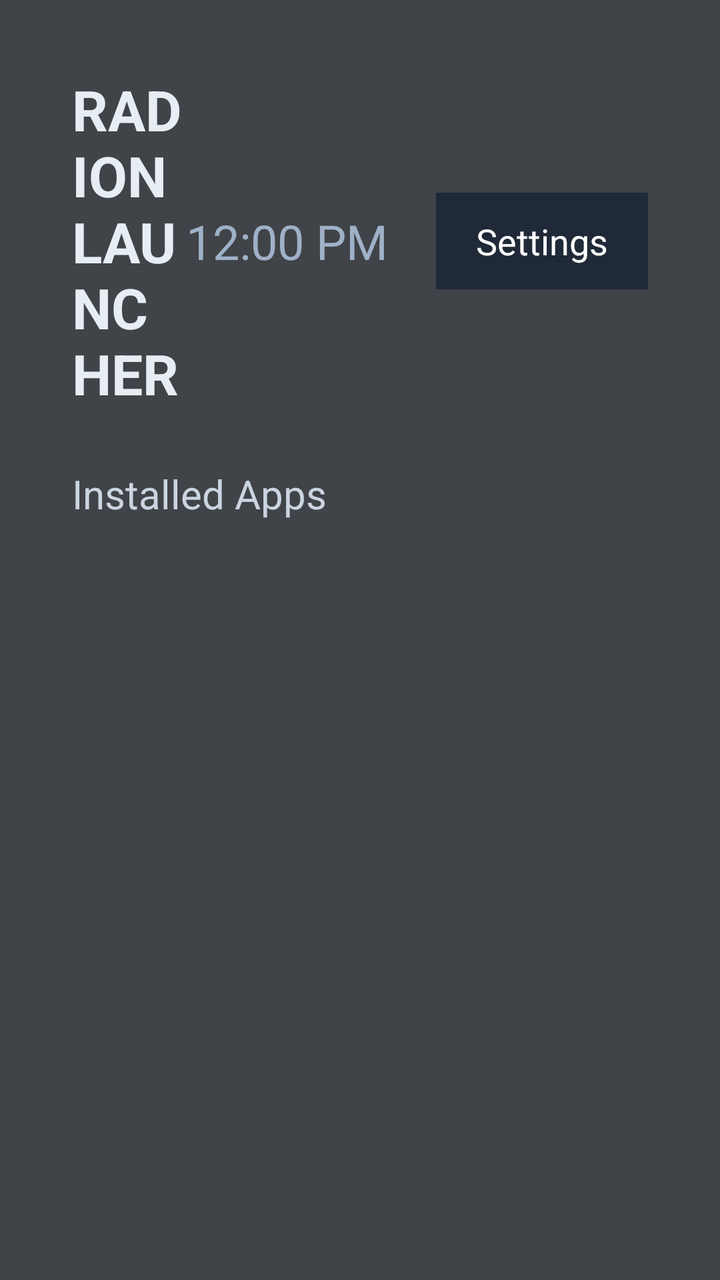
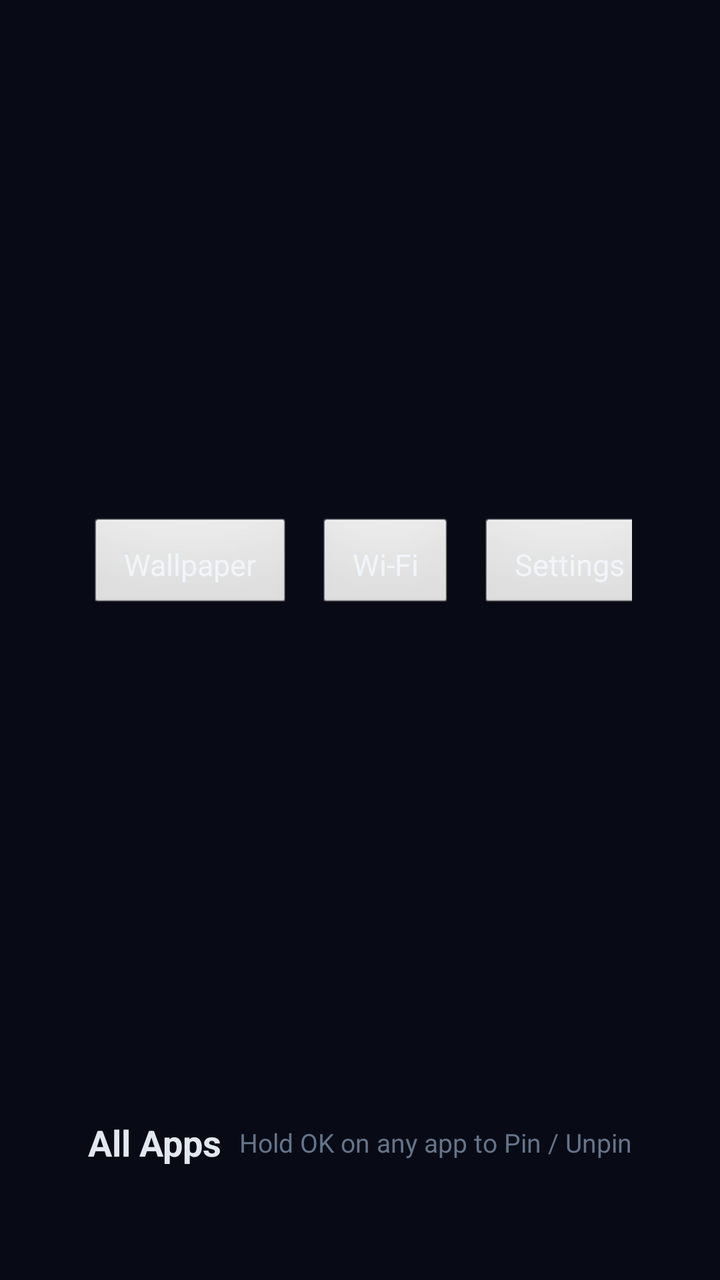

The first picture is an Android layout as it rendered before a commit; the second is the same layout after the commit. The layout source and the unified diff follow.
<!-- AndroidManifest.xml: application theme android:Theme.NoTitleBar.Fullscreen -->
<!-- res/layout/activity_main.xml -->
<?xml version="1.0" encoding="utf-8"?>
<FrameLayout xmlns:android="http://schemas.android.com/apk/res/android"
    android:layout_width="match_parent"
    android:layout_height="match_parent"
    android:background="#0D1117">

    <VideoView
        android:id="@+id/wallpaperVideoView"
        android:layout_width="match_parent"
        android:layout_height="match_parent" />

    <View
        android:layout_width="match_parent"
        android:layout_height="match_parent"
        android:background="#880B0F17" />

    <LinearLayout
        android:layout_width="match_parent"
        android:layout_height="match_parent"
        android:orientation="vertical"
        android:padding="36dp">

        <LinearLayout
            android:layout_width="match_parent"
            android:layout_height="wrap_content"
            android:gravity="center_vertical"
            android:orientation="horizontal">

            <TextView
                android:id="@+id/brandTitle"
                android:layout_width="0dp"
                android:layout_height="wrap_content"
                android:layout_weight="1"
                android:text="RADION LAUNCHER"
                android:textColor="#E6EDF3"
                android:textSize="28sp"
                android:textStyle="bold" />

            <TextView
                android:id="@+id/clockText"
                android:layout_width="wrap_content"
                android:layout_height="wrap_content"
                android:layout_marginEnd="24dp"
                android:text="12:00 PM"
                android:textColor="#9FB1C7"
                android:textSize="24sp" />

            <Button
                android:id="@+id/settingsButton"
                android:layout_width="wrap_content"
                android:layout_height="wrap_content"
                android:background="#1F2937"
                android:focusable="true"
                android:focusableInTouchMode="true"
                android:paddingHorizontal="20dp"
                android:paddingVertical="12dp"
                android:text="Settings"
                android:textColor="#FFFFFF"
                android:textSize="18sp" />
        </LinearLayout>

        <TextView
            android:layout_width="wrap_content"
            android:layout_height="wrap_content"
            android:layout_marginTop="28dp"
            android:layout_marginBottom="14dp"
            android:text="Installed Apps"
            android:textColor="#CBD5E1"
            android:textSize="20sp" />

        <HorizontalScrollView
            android:layout_width="match_parent"
            android:layout_height="wrap_content"
            android:focusable="false"
            android:scrollbars="none">

            <LinearLayout
                android:id="@+id/appsRowContainer"
                android:layout_width="wrap_content"
                android:layout_height="wrap_content"
                android:orientation="horizontal" />
        </HorizontalScrollView>

    </LinearLayout>
</FrameLayout>
<!-- resources referenced by this layout -->
<resources>

</resources>

<!-- the commit's change to res/layout/activity_main.xml (unified diff, before → after) -->
@@ -1,85 +1,227 @@
 <?xml version="1.0" encoding="utf-8"?>
 <FrameLayout xmlns:android="http://schemas.android.com/apk/res/android"
+    android:id="@+id/rootContainer"
     android:layout_width="match_parent"
     android:layout_height="match_parent"
-    android:background="#0D1117">
-
+    android:background="#090D16">
+
+    
+    <ImageView
+        android:id="@+id/wallpaperImageView"
+        android:layout_width="match_parent"
+        android:layout_height="match_parent"
+        android:scaleType="centerCrop"
+        android:visibility="gone" />
+
+    
     <VideoView
         android:id="@+id/wallpaperVideoView"
         android:layout_width="match_parent"
-        android:layout_height="match_parent" />
-
+        android:layout_height="match_parent"
+        android:visibility="gone" />
+
+    
     <View
-        android:layout_width="match_parent"
-        android:layout_height="match_parent"
-        android:background="#880B0F17" />
-
-    <LinearLayout
-        android:layout_width="match_parent"
-        android:layout_height="match_parent"
-        android:orientation="vertical"
-        android:padding="36dp">
+        android:id="@+id/scrimOverlay"
+        android:layout_width="match_parent"
+        android:layout_height="match_parent"
+        android:background="#99070B14" />
+
+    <ScrollView
+        android:layout_width="match_parent"
+        android:layout_height="match_parent"
+        android:fillViewport="true"
+        android:scrollbars="none">
 
         <LinearLayout
             android:layout_width="match_parent"
             android:layout_height="wrap_content"
-            android:gravity="center_vertical"
-            android:orientation="horizontal">
-
-            <TextView
-                android:id="@+id/brandTitle"
-                android:layout_width="0dp"
-                android:layout_height="wrap_content"
-                android:layout_weight="1"
-                android:text="RADION LAUNCHER"
-                android:textColor="#E6EDF3"
-                android:textSize="28sp"
-                android:textStyle="bold" />
-
-            <TextView
-                android:id="@+id/clockText"
-                android:layout_width="wrap_content"
-                android:layout_height="wrap_content"
-                android:layout_marginEnd="24dp"
-                android:text="12:00 PM"
-                android:textColor="#9FB1C7"
-                android:textSize="24sp" />
-
-            <Button
-                android:id="@+id/settingsButton"
-                android:layout_width="wrap_content"
-                android:layout_height="wrap_content"
-                android:background="#1F2937"
-                android:focusable="true"
-                android:focusableInTouchMode="true"
-                android:paddingHorizontal="20dp"
-                android:paddingVertical="12dp"
-                android:text="Settings"
-                android:textColor="#FFFFFF"
-                android:textSize="18sp" />
+            android:orientation="vertical"
+            android:paddingHorizontal="44dp"
+            android:paddingTop="32dp"
+            android:paddingBottom="36dp">
+
+            
+            <LinearLayout
+                android:layout_width="match_parent"
+                android:layout_height="wrap_content"
+                android:gravity="center_vertical"
+                android:orientation="horizontal">
+
+                <LinearLayout
+                    android:layout_width="0dp"
+                    android:layout_height="wrap_content"
+                    android:layout_weight="1"
+                    android:orientation="vertical">
+
+                    <TextView
+                        android:id="@+id/brandTitle"
+                        android:layout_width="wrap_content"
+                        android:layout_height="wrap_content"
+                        android:letterSpacing="0.08"
+                        android:text="RADION"
+                        android:textColor="#38BDF8"
+                        android:textSize="14sp"
+                        android:textStyle="bold" />
+
+                    <TextView
+                        android:id="@+id/greetingText"
+                        android:layout_width="wrap_content"
+                        android:layout_height="wrap_content"
+                        android:text="Good Evening"
+                        android:textColor="#F8FAFC"
+                        android:textSize="28sp"
+                        android:textStyle="bold" />
+                </LinearLayout>
+
+                
+                <Button
+                    android:id="@+id/wallpaperButton"
+                    android:layout_width="wrap_content"
+                    android:layout_height="wrap_content"
+                    android:layout_marginEnd="12dp"
+                    android:focusable="true"
+                    android:focusableInTouchMode="true"
+                    android:paddingHorizontal="18dp"
+                    android:paddingVertical="10dp"
+                    android:text="Wallpaper"
+                    android:textAllCaps="false"
+                    android:textColor="#F1F5F9"
+                    android:textSize="15sp" />
+
+                <Button
+                    android:id="@+id/wifiButton"
+                    android:layout_width="wrap_content"
+                    android:layout_height="wrap_content"
+                    android:layout_marginEnd="12dp"
+                    android:focusable="true"
+                    android:focusableInTouchMode="true"
+                    android:paddingHorizontal="18dp"
+                    android:paddingVertical="10dp"
+                    android:text="Wi-Fi"
+                    android:textAllCaps="false"
+                    android:textColor="#F1F5F9"
+                    android:textSize="15sp" />
+
+                <Button
+                    android:id="@+id/settingsButton"
+                    android:layout_width="wrap_content"
+                    android:layout_height="wrap_content"
+                    android:layout_marginEnd="28dp"
+                    android:focusable="true"
+                    android:focusableInTouchMode="true"
+                    android:paddingHorizontal="18dp"
+                    android:paddingVertical="10dp"
+                    android:text="Settings"
+                    android:textAllCaps="false"
+                    android:textColor="#F1F5F9"
+                    android:textSize="15sp" />
+
+                
+                <LinearLayout
+                    android:layout_width="wrap_content"
+                    android:layout_height="wrap_content"
+                    android:gravity="end"
+                    android:orientation="vertical">
+
+                    <TextView
+                        android:id="@+id/clockText"
+                        android:layout_width="wrap_content"
+                        android:layout_height="wrap_content"
+                        android:text="08:40 PM"
+                        android:textColor="#FFFFFF"
+                        android:textSize="28sp"
+                        android:textStyle="bold" />
+
+                    <TextView
+                        android:id="@+id/dateText"
+                        android:layout_width="wrap_content"
+                        android:layout_height="wrap_content"
+                        android:text="Friday, Nov 20"
+                        android:textColor="#94A3B8"
+                        android:textSize="14sp" />
+                </LinearLayout>
+            </LinearLayout>
+
+            
+            <LinearLayout
+                android:id="@+id/favoritesSection"
+                android:layout_width="match_parent"
+                android:layout_height="wrap_content"
+                android:layout_marginTop="28dp"
+                android:orientation="vertical"
+                android:visibility="gone">
+
+                <TextView
+                    android:layout_width="wrap_content"
+                    android:layout_height="wrap_content"
+                    android:layout_marginBottom="12dp"
+                    android:text="Pinned Favorites"
+                    android:textColor="#E2E8F0"
+                    android:textSize="18sp"
+                    android:textStyle="bold" />
+
+                <HorizontalScrollView
+                    android:layout_width="match_parent"
+                    android:layout_height="wrap_content"
+                    android:clipChildren="false"
+                    android:clipToPadding="false"
+                    android:focusable="false"
+                    android:paddingVertical="8dp"
+                    android:scrollbars="none">
+
+                    <LinearLayout
+                        android:id="@+id/favoritesRowContainer"
+                        android:layout_width="wrap_content"
+                        android:layout_height="wrap_content"
+                        android:clipChildren="false"
+                        android:orientation="horizontal" />
+                </HorizontalScrollView>
+            </LinearLayout>
+
+            
+            <LinearLayout
+                android:layout_width="match_parent"
+                android:layout_height="wrap_content"
+                android:layout_marginTop="26dp"
+                android:gravity="center_vertical"
+                android:orientation="horizontal">
+
+                <TextView
+                    android:layout_width="0dp"
+                    android:layout_height="wrap_content"
+                    android:layout_weight="1"
+                    android:text="All Apps"
+                    android:textColor="#E2E8F0"
+                    android:textSize="18sp"
+                    android:textStyle="bold" />
+
+                <TextView
+                    android:layout_width="wrap_content"
+                    android:layout_height="wrap_content"
+                    android:text="Hold OK on any app to Pin / Unpin"
+                    android:textColor="#64748B"
+                    android:textSize="13sp" />
+            </LinearLayout>
+
+            <HorizontalScrollView
+                android:layout_width="match_parent"
+                android:layout_height="wrap_content"
+                android:layout_marginTop="10dp"
+                android:clipChildren="false"
+                android:clipToPadding="false"
+                android:focusable="false"
+                android:paddingVertical="10dp"
+                android:scrollbars="none">
+
+                <LinearLayout
+                    android:id="@+id/appsRowContainer"
+                    android:layout_width="wrap_content"
+                    android:layout_height="wrap_content"
+                    android:clipChildren="false"
+                    android:orientation="horizontal" />
+            </HorizontalScrollView>
+
         </LinearLayout>
-
-        <TextView
-            android:layout_width="wrap_content"
-            android:layout_height="wrap_content"
-            android:layout_marginTop="28dp"
-            android:layout_marginBottom="14dp"
-            android:text="Installed Apps"
-            android:textColor="#CBD5E1"
-            android:textSize="20sp" />
-
-        <HorizontalScrollView
-            android:layout_width="match_parent"
-            android:layout_height="wrap_content"
-            android:focusable="false"
-            android:scrollbars="none">
-
-            <LinearLayout
-                android:id="@+id/appsRowContainer"
-                android:layout_width="wrap_content"
-                android:layout_height="wrap_content"
-                android:orientation="horizontal" />
-        </HorizontalScrollView>
-
-    </LinearLayout>
+    </ScrollView>
 </FrameLayout>
